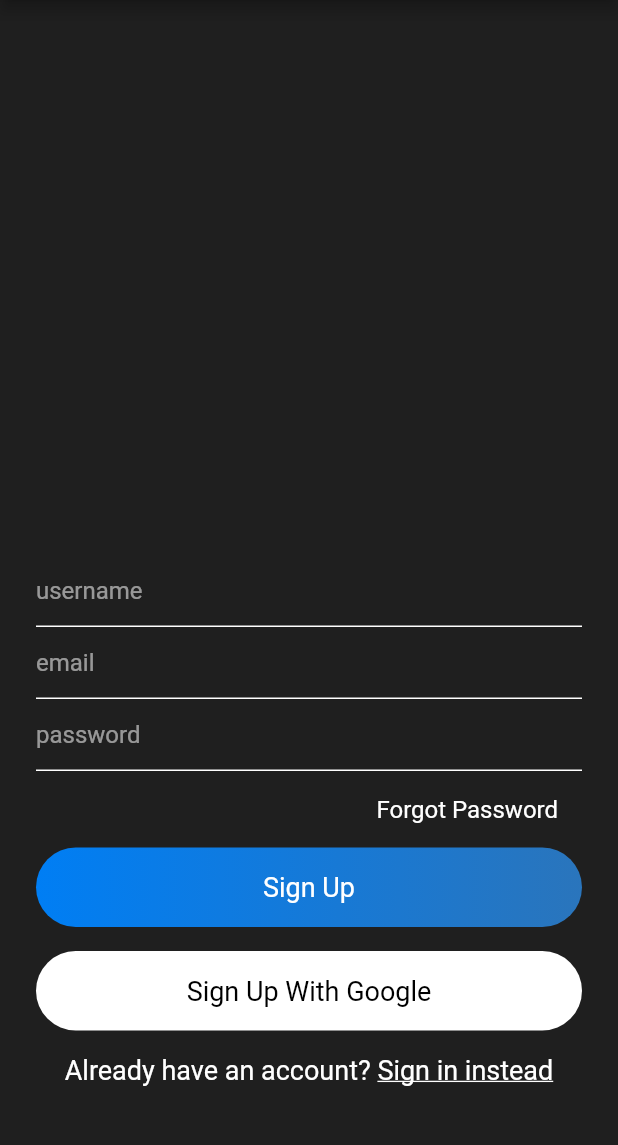
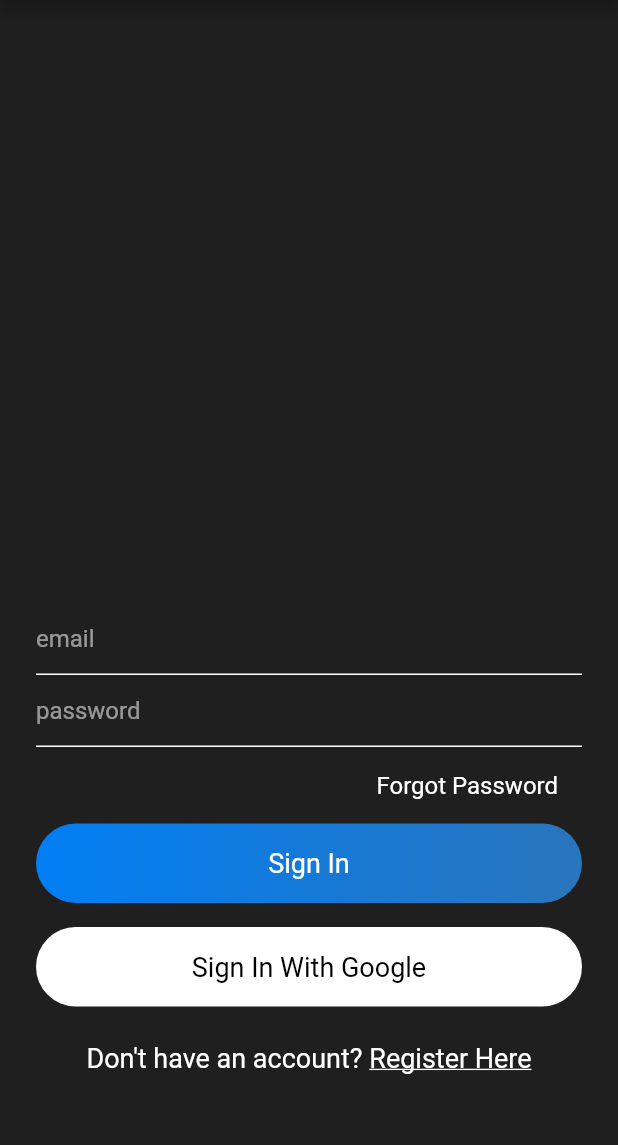
Before and after one commit to divyesh1099/flutter_chat_app, a Flutter app: the screen it shows after launch, on a phone screen of 412 x 824 dp, the part 84-1229 px from its top. Run offline on Flutter 3.47's test engine with Material 2 defaults, Android fonts, the phone set to English and light mode, and no system bars; our stand-ins replace firebase_auth, firebase_core; accounts and stored records are empty.

Commit message:
SignUp Completed

```diff
--- /dev/null
+++ b/lib/helper/authenticate.dart
@@ -0,0 +1,27 @@
+import 'package:flutter/material.dart';
+import 'package:flutter_chat_app/views/signin.dart';
+import 'package:flutter_chat_app/views/signup.dart';
+
+class Authenticate extends StatefulWidget {
+  const Authenticate({Key? key}) : super(key: key);
+
+  @override
+  _AuthenticateState createState() => _AuthenticateState();
+}
+
+class _AuthenticateState extends State<Authenticate> {
+  bool showSignIn = true;
+  void toggleView(){
+    setState(() {
+      showSignIn = !showSignIn;
+    });
+  }
+  @override
+  Widget build(BuildContext context) {
+    if(showSignIn){
+      return SignIn(toggleView);
+    }else{
+      return SignUp(toggleView);
+    }
+  }
+}
--- a/lib/main.dart
+++ b/lib/main.dart
@@ -1,6 +1,6 @@
 import 'package:firebase_core/firebase_core.dart';
 import 'package:flutter/material.dart';
-import 'package:flutter_chat_app/views/signup.dart';
+import 'package:flutter_chat_app/helper/authenticate.dart';
 
 void main() {
   runApp(MyApp());
@@ -29,7 +29,7 @@ class MyApp extends StatelessWidget {
               scaffoldBackgroundColor: Color(0xff1F1F1F),
             ),
             debugShowCheckedModeBanner: false,
-            home: SignUp(),
+            home: Authenticate(),
           );
         }
 
--- /dev/null
+++ b/lib/services/database.dart
@@ -0,0 +1,3 @@
+class DatabaseMethods{
+
+}
--- a/lib/views/signin.dart
+++ b/lib/views/signin.dart
@@ -3,7 +3,9 @@ import 'package:flutter/material.dart';
 import 'package:flutter_chat_app/widgets/widget.dart';
 
 class SignIn extends StatefulWidget {
-  const SignIn({Key? key}) : super(key: key);
+  final Function toggle;
+  SignIn(this.toggle);
+  // const SignIn({Key? key}) : super(key: key);
 
   @override
   _SignInState createState() => _SignInState();
@@ -86,12 +88,20 @@ class _SignInState extends State<SignIn> {
                       "Don't have an account? ",
                       style: mediumTextStyle(),
                     ),
-                    Text(
-                      "Register Here",
-                      style: TextStyle(
-                          color: Colors.white,
-                          fontSize: 18,
-                          decoration: TextDecoration.underline),
+                    GestureDetector(
+                      onTap: (){
+                        widget.toggle();
+                      },
+                      child: Container(
+                        padding: EdgeInsets.symmetric(vertical: 8),
+                        child: Text(
+                          "Register Here",
+                          style: TextStyle(
+                              color: Colors.white,
+                              fontSize: 18,
+                              decoration: TextDecoration.underline),
+                        ),
+                      ),
                     )
                   ],
                 ),
```
Also changed, not shown: lib/views/chatRoomsScreen.dart (+30 -1 lines), lib/views/search.dart (added, +63 -0 lines), lib/views/signup.dart (+17 -8 lines).
